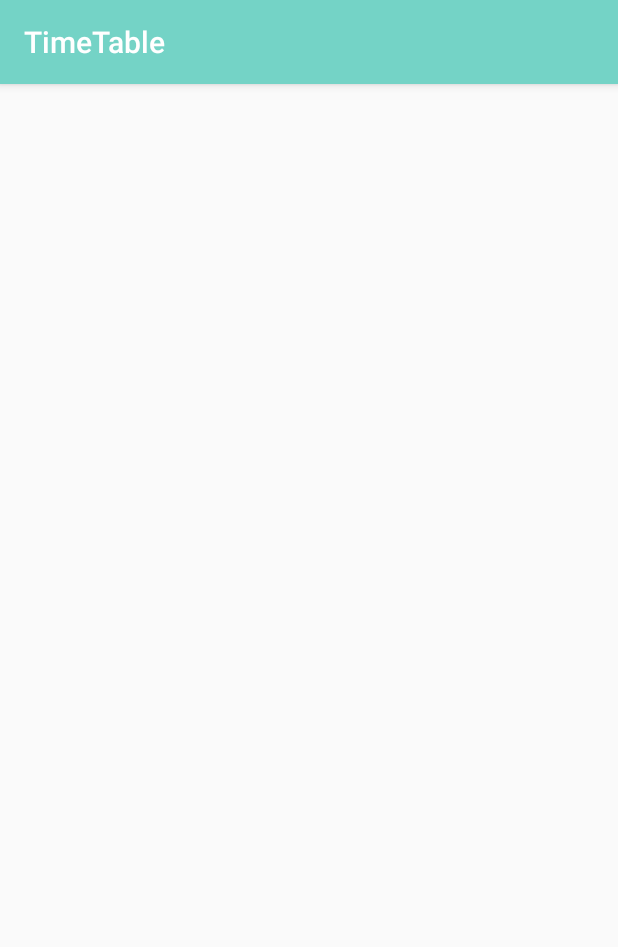
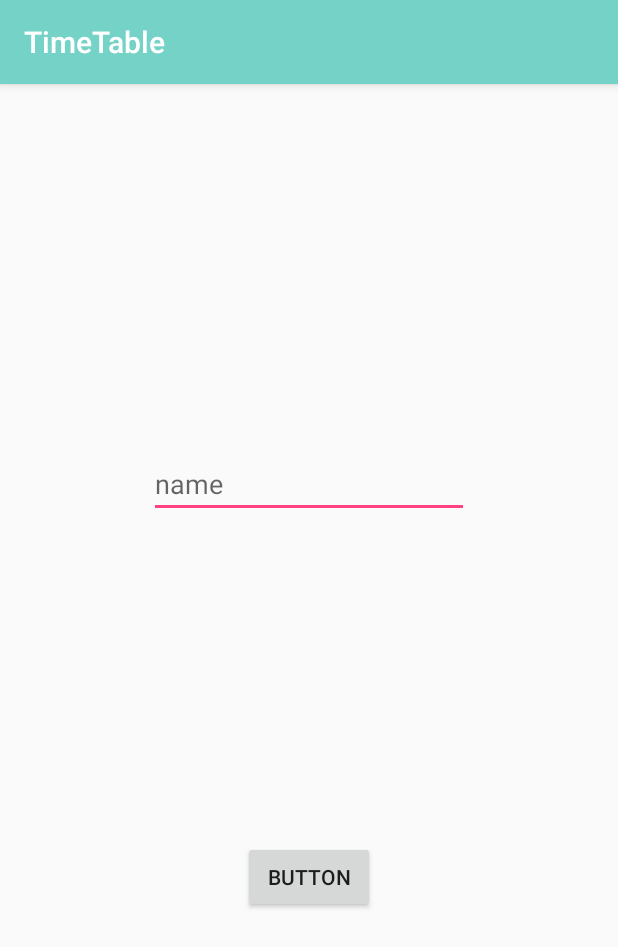
Before and after one commit to sreeteja06/catastropheapp, an Android app: the timetabledisplay screen opened directly, with no data from a screen before it, on a phone screen of 412 x 824 dp. Shown: the top 947 px of the screen. Run offline under Robolectric (Android 15) with nearby library versions, the phone set to English and light mode, and no system bars; libraries missing offline, so code that uses them is left out: com.firebase.client; 2 statements that could not run were skipped.

Commit message:
connected to firebase and tested it in the timetabledisplay activity

```diff
--- a/app/build.gradle
+++ b/app/build.gradle
@@ -22,9 +22,13 @@ dependencies {
     implementation fileTree(dir: 'libs', include: ['*.jar'])
     implementation 'com.android.support:appcompat-v7:27.1.1'
     implementation 'com.android.support.constraint:constraint-layout:1.1.0'
+    implementation 'com.google.firebase:firebase-database:15.0.1'
+    implementation 'com.firebase:firebase-client-android:2.5.2'
     testImplementation 'junit:junit:4.12'
-    androidTestImplementation 'com.android.support.test:runner:1.0.1'
-    androidTestImplementation 'com.android.support.test.espresso:espresso-core:3.0.1'
+    androidTestImplementation 'com.android.support.test:runner:1.0.2'
+    androidTestImplementation 'com.android.support.test.espresso:espresso-core:3.0.2'
     implementation 'com.android.support:cardview-v7:27.1.1'
+    implementation 'com.google.firebase:firebase-core:15.0.2'
 
 }
+apply plugin: 'com.google.gms.google-services'
--- a/app/src/main/res/layout/activity_timetabledisplay.xml
+++ b/app/src/main/res/layout/activity_timetabledisplay.xml
@@ -6,4 +6,34 @@
     android:layout_height="match_parent"
     tools:context=".timetabledisplay">
 
+    <EditText
+        android:id="@+id/editText"
+        android:layout_width="wrap_content"
+        android:layout_height="wrap_content"
+        android:layout_marginBottom="8dp"
+        android:layout_marginEnd="8dp"
+        android:layout_marginStart="8dp"
+        android:layout_marginTop="8dp"
+        android:ems="10"
+        android:hint="name"
+        android:inputType="textPersonName"
+        app:layout_constraintBottom_toBottomOf="parent"
+        app:layout_constraintEnd_toEndOf="parent"
+        app:layout_constraintStart_toStartOf="parent"
+        app:layout_constraintTop_toTopOf="parent"
+        app:layout_constraintVertical_bias="0.334" />
+
+    <Button
+        android:id="@+id/button"
+        android:layout_width="wrap_content"
+        android:layout_height="wrap_content"
+        android:layout_marginBottom="8dp"
+        android:layout_marginEnd="8dp"
+        android:layout_marginStart="8dp"
+        android:layout_marginTop="8dp"
+        android:text="Button"
+        app:layout_constraintBottom_toBottomOf="parent"
+        app:layout_constraintEnd_toEndOf="parent"
+        app:layout_constraintStart_toStartOf="parent"
+        app:layout_constraintTop_toBottomOf="@+id/editText" />
 </android.support.constraint.ConstraintLayout>
--- a/build.gradle
+++ b/build.gradle
@@ -9,7 +9,7 @@ buildscript {
     dependencies {
         classpath 'com.android.tools.build:gradle:3.1.1'
 
-
+        classpath 'com.google.gms:google-services:3.2.0'
         // NOTE: Do not place your application dependencies here; they belong
         // in the individual module build.gradle files
     }
```
Also changed, not shown: 1 other file.
